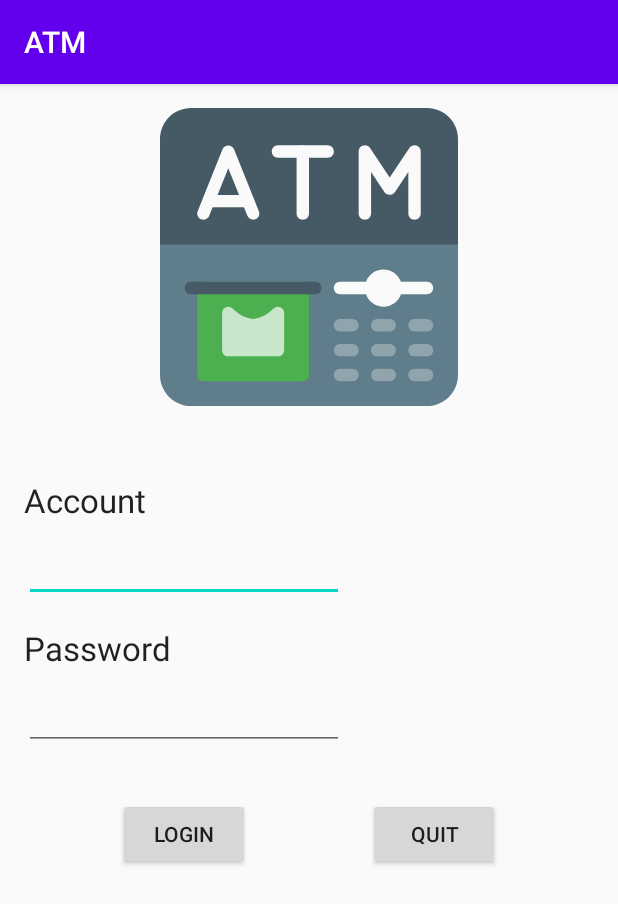
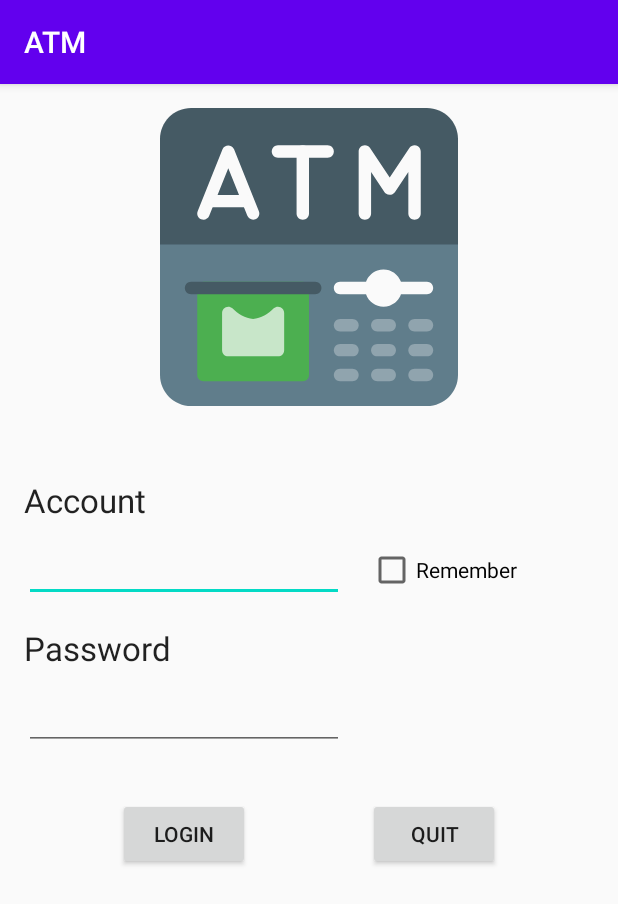
Before and after one commit to rukkachou/ATM, an Android app: the screen it shows after launch (LoginActivity), on a phone screen of 412 x 824 dp. Shown: the top 904 px of the screen. Run offline under Robolectric (Android 15) with nearby library versions, the phone set to English and light mode, and no system bars; our stand-ins replace Firebase (no records; nobody signed in at launch, a user with empty details on screens opened directly).

Commit message:
use CheckBox and SharedPreferences to remember the account

```diff
--- a/app/src/main/java/com/example/rukka/atm/LoginActivity.java
+++ b/app/src/main/java/com/example/rukka/atm/LoginActivity.java
@@ -6,6 +6,8 @@ import androidx.appcompat.app.AppCompatActivity;
 
 import android.os.Bundle;
 import android.view.View;
+import android.widget.CheckBox;
+import android.widget.CompoundButton;
 import android.widget.EditText;
 
 import com.google.firebase.database.DataSnapshot;
@@ -17,6 +19,7 @@ public class LoginActivity extends AppCompatActivity {
 
     private EditText edtAccount;
     private EditText edtPassword;
+    private CheckBox chbRemAccount;
 
     @Override
     protected void onCreate(Bundle savedInstanceState) {
@@ -25,10 +28,30 @@ public class LoginActivity extends AppCompatActivity {
 
         edtAccount = findViewById(R.id.edt_account);
         edtPassword = findViewById(R.id.edt_password);
+        chbRemAccount = findViewById(R.id.chb_rem_account);
+
+        edtAccount.setText(
+                getSharedPreferences("atm", MODE_PRIVATE)
+                        .getString("ACCOUNT", "")
+        );
+
+        chbRemAccount.setChecked(
+                getSharedPreferences("atm", MODE_PRIVATE)
+                        .getBoolean("REMEMBER_ACCOUNT", false)
+        );
+        chbRemAccount.setOnCheckedChangeListener(new CompoundButton.OnCheckedChangeListener() {
+            @Override
+            public void onCheckedChanged(CompoundButton buttonView, boolean isChecked) {
+                getSharedPreferences("atm", MODE_PRIVATE)
+                        .edit()
+                        .putBoolean("REMEMBER_ACCOUNT", isChecked)
+                        .apply();
+            }
+        });
     }
 
     public void login(View view) {
-        String userAccount = edtAccount.getText().toString();
+        final String userAccount = edtAccount.getText().toString();
         final String userPassword = edtPassword.getText().toString();
         FirebaseDatabase.getInstance().getReference("users").child(userAccount).child("password")
                 .addListenerForSingleValueEvent(new ValueEventListener() {
@@ -42,6 +65,18 @@ public class LoginActivity extends AppCompatActivity {
                                     .setPositiveButton("OK", null)
                                     .show();
                         } else if (pw.equals(userPassword)) {
+                            boolean rememberAccount = getSharedPreferences("atm", MODE_PRIVATE).getBoolean("REMEMBER_ACCOUNT", false);
+                            if (rememberAccount) {
+                                getSharedPreferences("atm", MODE_PRIVATE)
+                                        .edit()
+                                        .putString("ACCOUNT", userAccount)
+                                        .apply();
+                            } else {
+                                getSharedPreferences("atm", MODE_PRIVATE)
+                                        .edit()
+                                        .remove("ACCOUNT")
+                                        .apply();
+                            }
                             setResult(RESULT_OK);
                             finish();
                         } else {
--- a/app/src/main/res/layout/activity_login.xml
+++ b/app/src/main/res/layout/activity_login.xml
@@ -88,4 +88,13 @@
         app:layout_constraintHorizontal_bias="0.5"
         app:layout_constraintStart_toEndOf="@+id/btn_loggin"
         app:layout_constraintTop_toTopOf="@+id/btn_loggin" />
+
+    <CheckBox
+        android:id="@+id/chb_rem_account"
+        android:layout_width="wrap_content"
+        android:layout_height="wrap_content"
+        android:layout_marginStart="16dp"
+        android:text="Remember"
+        app:layout_constraintBaseline_toBaselineOf="@+id/edt_account"
+        app:layout_constraintStart_toEndOf="@+id/edt_account" />
 </androidx.constraintlayout.widget.ConstraintLayout>
```
